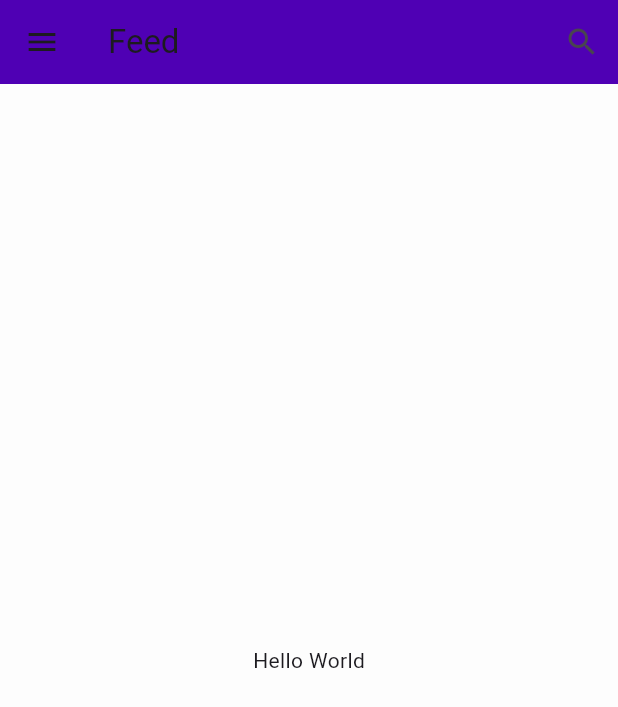
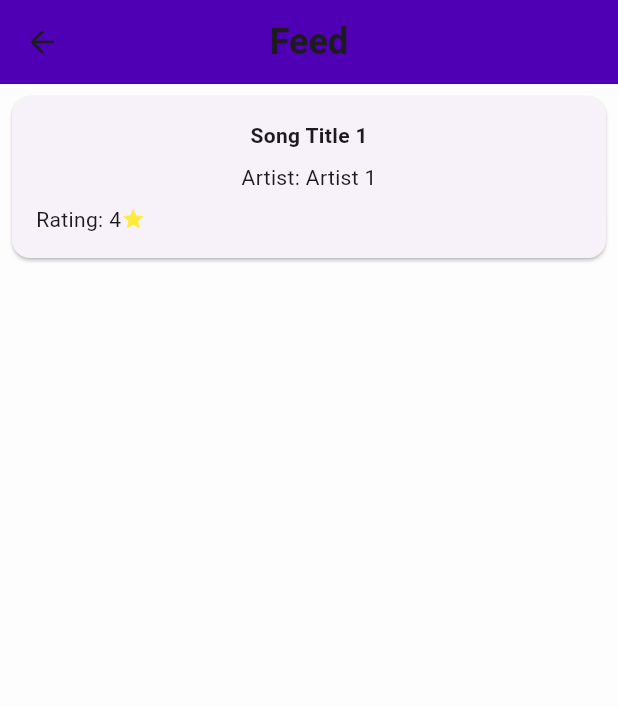
Before and after one commit to BamCurti/SoundGrade, a Flutter app: the screen it shows after launch, after a tap on "Login", on a phone screen of 412 x 824 dp. Shown: the top 707 px of the screen. Run offline on Flutter 3.47's test engine with Material 3 defaults, Android fonts, the phone set to English and light mode, and no system bars; our stand-ins replace flutter_rating_bar.

Commit message:
created feed page with songCard and dummy data

```diff
--- a/lib/main.dart
+++ b/lib/main.dart
@@ -13,6 +13,6 @@ class MyApp extends StatelessWidget {
         title: 'Material App',
         theme: mainTheme,
         darkTheme: darkTheme,
-        home: LoginPage());
+        home: const LoginPage());
   }
 }
--- /dev/null
+++ b/lib/screens/dummyData_feed.dart
@@ -0,0 +1,23 @@
+import 'package:flutter/material.dart';
+import 'package:soundgrade/widgets/songCard.dart';
+
+class Song {
+  final String title;
+  final String artist;
+  final int rating;
+  //final String imageUrl;
+
+  Song({
+    required this.title,
+    required this.artist,
+    required this.rating,
+    //required this.imageUrl,
+  });
+}
+
+List<Song> dummySongs = [
+  Song(title: 'Song Title 1', artist: 'Artist 1', rating: 4
+      //imageUrl: 'image1.jpg'
+      ),
+  // Add more songs as needed
+];
--- a/lib/screens/feed.dart
+++ b/lib/screens/feed.dart
@@ -1,27 +1,39 @@
 import 'package:flutter/material.dart';
+import 'package:soundgrade/widgets/songCard.dart';
+import 'package:soundgrade/widgets/searchBar.dart';
+import 'package:soundgrade/screens/dummyData_feed.dart';
 
-class FeedPage extends StatelessWidget {
-  const FeedPage({super.key});
+class FeedPage extends StatefulWidget {
+  const FeedPage({Key? key}) : super(key: key);
 
+  @override
+  _FeedPageState createState() => _FeedPageState();
+}
+
+class _FeedPageState extends State<FeedPage> {
   @override
   Widget build(BuildContext context) {
     return Scaffold(
       appBar: AppBar(
-        title: const Text('Feed'),
-        centerTitle: false,
-        leading: IconButton(
-          onPressed: () {},
-          icon: const Icon(Icons.menu),
+        title: const Text(
+          'Feed',
+          style: TextStyle(
+            fontWeight: FontWeight.bold,
+            fontSize: 24.0,
+          ),
         ),
-        actions: [
-          IconButton(
-            onPressed: () {},
-            icon: Icon(Icons.search),
-          )
-        ],
+        centerTitle: true,
       ),
-      body: const Center(
-        child: Text('Hello World'),
+      body: SingleChildScrollView(
+        child: Column(
+          children: dummySongs.map((song) {
+            return SongCard(
+              title: song.title,
+              artist: song.artist,
+              rating: song.rating
+            );
+          }).toList(),
+        ),
       ),
     );
   }
--- a/lib/screens/login.dart
+++ b/lib/screens/login.dart
@@ -3,6 +3,8 @@ import 'package:soundgrade/widgets/title.dart';
 import 'package:soundgrade/screens/feed.dart';
 
 class LoginPage extends StatefulWidget {
+  const LoginPage({super.key});
+
   @override
   _LoginPageState createState() => _LoginPageState();
 }
@@ -37,23 +39,29 @@ class _LoginPageState extends State<LoginPage> {
                     TextFormField(
                       controller: _emailController,
                       decoration: const InputDecoration(labelText: 'Email'),
-                      validator: (value) {},
+                      validator: (value) {
+                        return null;
+                      },
                     ),
                   TextFormField(
                     controller: _emailController,
                     decoration: const InputDecoration(labelText: 'Username'),
-                    validator: (value) {},
+                    validator: (value) {
+                      return null;
+                    },
                   ),
                   TextFormField(
                     controller: _passwordController,
                     decoration: const InputDecoration(labelText: 'Password'),
                     obscureText: true,
-                    validator: (value) {},
+                    validator: (value) {
+                      return null;
+                    },
                   ),
                   ElevatedButton(
                     onPressed: () {
                       Navigator.push(context,
-                          MaterialPageRoute(builder: (context) => FeedPage()));
+                          MaterialPageRoute(builder: (context) => const FeedPage()));
                     },
                     child: _isLoginForm
                         ? const Text('Login')
--- /dev/null
+++ b/lib/widgets/songCard.dart
@@ -0,0 +1,46 @@
+import 'package:flutter/material.dart';
+import 'package:soundgrade/screens/dummyData_feed.dart';
+
+class SongCard extends StatelessWidget {
+  final String title;
+  final String artist;
+  final int rating;
+  //final String imageUrl;
+
+  const SongCard(
+      {required this.title, required this.artist, required this.rating
+      //required this.imageUrl,
+      });
+
+  @override
+  Widget build(BuildContext context) {
+    return Card(
+      margin: const EdgeInsets.all(8.0),
+      child: Column(
+        children: [
+          //Image.network(imageUrl), // Display the image
+          Padding(
+            padding: const EdgeInsets.all(16.0),
+            child: Column(
+              children: [
+                Text(
+                  title,
+                  style: TextStyle(fontWeight: FontWeight.bold),
+                ),
+                SizedBox(height: 8.0),
+                Text('Artist: $artist'),
+                SizedBox(height: 8.0),
+                Row(
+                  children: [
+                    Text('Rating: $rating'),
+                    Icon(Icons.star, color: Colors.yellow, size: 16.0),
+                  ],
+                ),
+              ],
+            ),
+          ),
+        ],
+      ),
+    );
+  }
+}
```
Also changed, not shown: lib/screens/rating.dart (+8 -4 lines), lib/widgets/searchBar.dart (added, +32 -0 lines), pubspec.lock.
